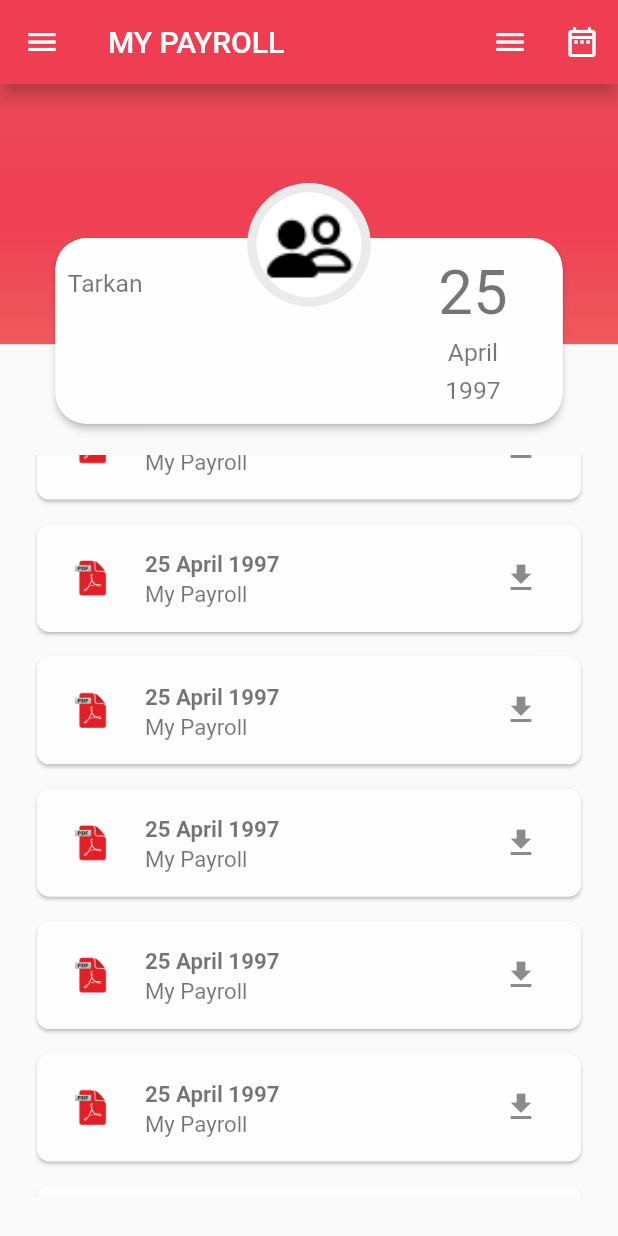
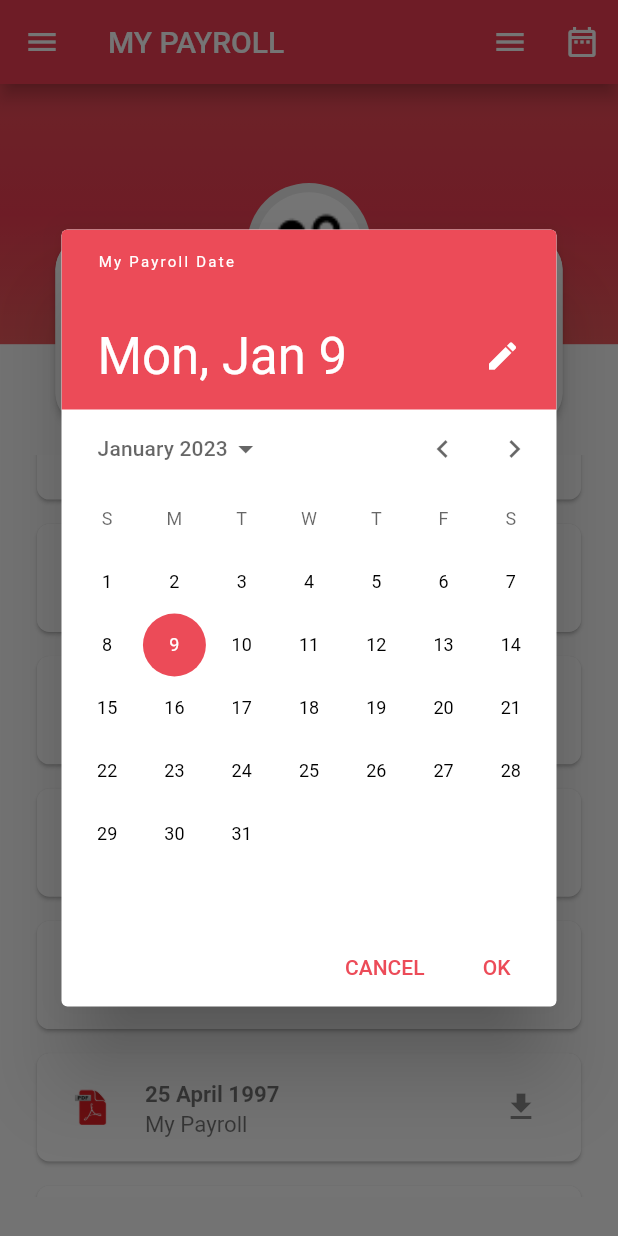
Before and after one commit to TarkanKara/Sun_IK_App, a Flutter app: the MyPayrollsView screen opened by its route, scrolled down 576 dp, after a tap on the "date range" icon, on a phone screen of 412 x 824 dp. Run offline on Flutter 3.47's test engine with Material 2 defaults, Android fonts, the phone set to English and light mode, and no system bars; our stand-ins replace get, responsive_sizer.

Commit message:
MyPayrolls || Updated

```diff
--- a/lib/app/modules/my_payrolls_page/my_payrolls_controller.dart
+++ b/lib/app/modules/my_payrolls_page/my_payrolls_controller.dart
@@ -1,11 +1,49 @@
-// ignore_for_file: avoid_print
+// ignore_for_file: avoid_print, unused_element, unused_local_variable, unused_field
 
+import 'package:flutter/material.dart';
 import 'package:get/get.dart';
 
 class MyPayrollsController extends GetxController {
+  var selectedDate = DateTime.now().obs;
+
   @override
   void onInit() {
     print("MyPayrolls View");
     super.onInit();
   }
+
+  //MyPayrolles || showDatePickerr
+  void showDatePickerr() async {
+    DateTime? pickedData = await showDatePicker(
+      context: Get.context!,
+      initialDate: selectedDate.value,
+      firstDate: DateTime(1997),
+      lastDate: DateTime(2050),
+      helpText: "My Payroll Date",
+      //initialEntryMode: DatePickerEntryMode.input,
+      errorFormatText: " Tarih Hatalı",
+      errorInvalidText: "Tarih aralığı Hatalı",
+      selectableDayPredicate: disableDate,
+      builder: (context, child) {
+        return Theme(
+            data: Theme.of(context).copyWith(
+                colorScheme:
+                    const ColorScheme.light(primary: Color(0xffEC4B58))),
+            child: child!);
+      },
+    );
+    if (pickedData != null && pickedData != selectedDate.value) {
+      selectedDate.value = pickedData;
+    }
+  }
+
+  //MyPayrolles || showDatePickerr
+  bool disableDate(DateTime day) {
+    if (day.isAfter(DateTime.now().subtract(const Duration(days: 1))) &&
+        day.isBefore(DateTime.now().add(const Duration(days: 5)))) {
+      return true;
+    }
+    return true;
+    //return false;
+  }
 }
--- a/lib/app/modules/my_payrolls_page/my_payrolls_view.dart
+++ b/lib/app/modules/my_payrolls_page/my_payrolls_view.dart
@@ -1,5 +1,8 @@
+// ignore_for_file: unused_element
+
 import 'package:flutter/material.dart';
 import 'package:get/get.dart';
+import 'package:intl/intl.dart';
 import 'package:responsive_sizer/responsive_sizer.dart';
 
 import 'my_payrolls_controller.dart';
@@ -10,6 +13,7 @@ class MyPayrollsView extends GetView<MyPayrollsController> {
   @override
   Widget build(BuildContext context) {
     return Scaffold(
+      resizeToAvoidBottomInset: false,
       appBar: AppBar(
         elevation: 5,
         backgroundColor: const Color(0xffEF3E52),
@@ -23,7 +27,9 @@ class MyPayrollsView extends GetView<MyPayrollsController> {
             icon: const Icon(Icons.menu),
           ),
           IconButton(
-            onPressed: () {},
+            onPressed: () {
+              controller.showDatePickerr();
+            },
             icon: const Icon(Icons.date_range_outlined),
           ),
         ],
@@ -125,50 +131,68 @@ class MyPayrollsView extends GetView<MyPayrollsController> {
                     color: const Color(0xffFEFEFE),
                     borderRadius: BorderRadius.all(Radius.circular(5.w))),
                 child: Padding(
-                  padding: EdgeInsets.only(left: 2.w, right: 2.w),
-                  child: Row(
+                  padding: EdgeInsets.only(left: 2.w, right: 2.w, top: 3.h),
+                  child: Column(
+                    mainAxisAlignment: MainAxisAlignment.spaceBetween,
+                    children: [
+                      Row(
                         mainAxisAlignment: MainAxisAlignment.spaceBetween,
                         children: [
                           SizedBox(
-                        height: 10.h,
-                        width: 25.w,
+                            height: 5.h,
+                            width: 40.w,
                             child: Text(
-                          "Tarkan",
+                              "LAST PAYROLES DOWLAND",
                               style: Theme.of(context)
                                   .textTheme
                                   .caption!
-                              .copyWith(fontSize: 2.h),
+                                  .copyWith(
+                                      fontSize: 2.h,
+                                      fontWeight: FontWeight.bold),
                             ),
                           ),
                           SizedBox(
-                        height: 12.h,
-                        width: 25.w,
-                        child: Column(
-                          mainAxisAlignment: MainAxisAlignment.spaceBetween,
-                          children: [
-                            Text(
-                              "25",
+                            height: 5.h,
+                            width: 22.w,
+                            child: Text(
+                              "TARKAN\n KARA",
                               style: Theme.of(context)
                                   .textTheme
                                   .caption!
-                                  .copyWith(fontSize: 5.h),
+                                  .copyWith(
+                                      fontSize: 2.h,
+                                      fontWeight: FontWeight.bold),
                             ),
-                            Text(
-                              "April",
+                          ),
+                        ],
+                      ),
+                      Row(
+                        mainAxisAlignment: MainAxisAlignment.center,
+                        children: [
+                          Obx(
+                            () => InkWell(
+                              onTap: () {},
+                              child: Text(
+                                DateFormat("dd/MM/yyyy")
+                                    .format(controller.selectedDate.value)
+                                    .toString(),
                                 style: Theme.of(context)
                                     .textTheme
                                     .caption!
-                                  .copyWith(fontSize: 2.h),
+                                    .copyWith(
+                                        fontSize: 2.h,
+                                        fontWeight: FontWeight.bold),
                               ),
-                            Text(
-                              "1997",
-                              style: Theme.of(context)
-                                  .textTheme
-                                  .caption!
-                                  .copyWith(fontSize: 2.h),
+                            ),
+                          ),
+                          IconButton(
+                            onPressed: () {},
+                            icon: Icon(
+                              Icons.download,
+                              size: 2.8.h,
+                            ),
                           ),
                         ],
-                        ),
                       ),
                     ],
                   ),
--- a/pubspec.yaml
+++ b/pubspec.yaml
@@ -43,6 +43,8 @@ dependencies:
   animate_do: ^3.0.2
   pdf: ^3.8.4
   shimmer: ^2.0.0
+  intl: ^0.18.0
+  syncfusion_flutter_pdfviewer: ^20.1.61-beta
 
 dev_dependencies:
   flutter_test:
```
Also changed, not shown: pubspec.lock. Lines whose indentation alone changed are shown as unchanged.
